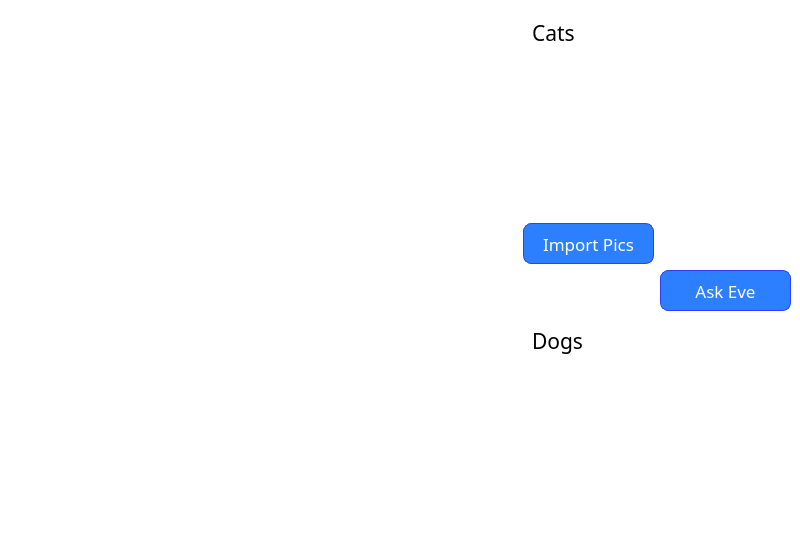
mk3-20/Eve-Classification-Model, file Ui/eve_ui.ui: the form before one commit.
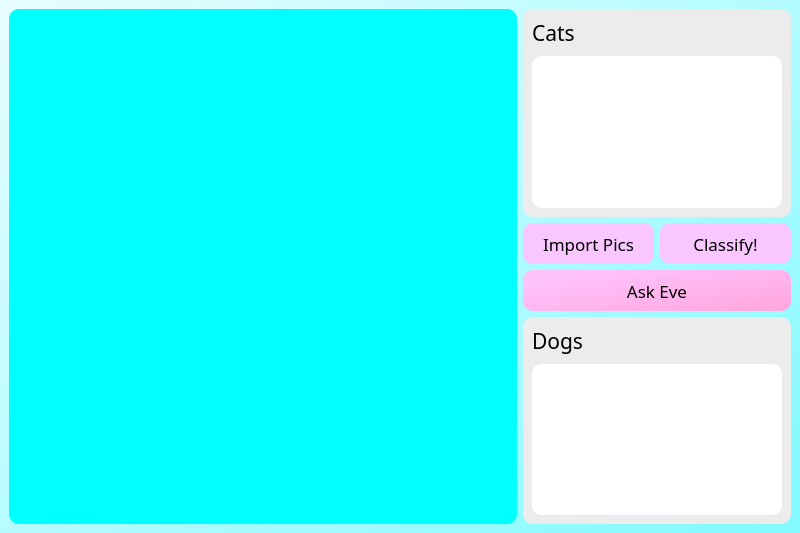
The form after the commit.

Commit message:
select images
Added option with select local images and temporarily shuffle them between the outputs

Patch:
```diff
--- a/Ui/eve_ui.ui
+++ b/Ui/eve_ui.ui
@@ -14,30 +14,32 @@
    <string>MainWindow</string>
   </property>
   <property name="styleSheet">
-   <string notr="true">background-color: rgb(255, 255, 255);</string>
+   <string notr="true">border-radius:10px;
+background-color: qlineargradient(spread:pad, x1:0, y1:0.046, x2:1, y2:0.972, stop:0 rgba(229, 253, 255, 255), stop:0.994318 rgba(131, 250, 255, 255));
+
+
+
+</string>
+  </property>
+  <property name="toolButtonStyle">
+   <enum>Qt::ToolButtonIconOnly</enum>
   </property>
   <widget class="QWidget" name="centralwidget">
-   <layout class="QHBoxLayout" name="horizontalLayout_3">
+   <layout class="QVBoxLayout" name="verticalLayout_4">
     <item>
-     <layout class="QHBoxLayout" name="horizontalLayout_2" stretch="1,0">
+     <layout class="QHBoxLayout" name="horizontalLayout_2" stretch="2,1">
       <item>
        <layout class="QHBoxLayout" name="horizontalLayout">
         <item>
-         <widget class="QWidget" name="widget_input" native="true">
+         <widget class="QLabel" name="label_inputImages">
           <property name="styleSheet">
-           <string notr="true">
-QWidget#widget_input{
-border-radius: 10px;
-border:1px solid purple;
-};
-background-color: rgb(220, 250, 255);
-</string>
+           <string notr="true">background-color: rgb(170, 255, 255);
+background-color: rgb(85, 255, 255);
+background-color: rgb(0, 255, 255);</string>
           </property>
-          <layout class="QVBoxLayout" name="verticalLayout_4">
-           <item>
-            <layout class="QGridLayout" name="gridLayout_cat_2"/>
-           </item>
-          </layout>
+          <property name="text">
+           <string/>
+          </property>
          </widget>
         </item>
        </layout>
@@ -53,11 +55,9 @@
            </size>
           </property>
           <property name="styleSheet">
-           <string notr="true">QWidget#widget_cat{
-border-radius: 10px;
-border:1px solid purple;
-};
+           <string notr="true">
 background-color: rgb(236, 236, 236);
+
 </string>
           </property>
           <layout class="QVBoxLayout" name="verticalLayout" stretch="0,1,100">
@@ -69,6 +69,10 @@
                <pointsize>16</pointsize>
               </font>
              </property>
+             <property name="styleSheet">
+              <string notr="true">background-color: rgba(255, 255, 255,0);
+border:0px;</string>
+             </property>
              <property name="text">
               <string>Cats</string>
              </property>
@@ -88,7 +92,33 @@
             </spacer>
            </item>
            <item>
-            <layout class="QGridLayout" name="gridLayout_cat"/>
+            <widget class="QScrollArea" name="scrollArea_cat">
+             <property name="styleSheet">
+              <string notr="true">background-color: rgb(255, 255, 255);</string>
+             </property>
+             <property name="widgetResizable">
+              <bool>true</bool>
+             </property>
+             <widget class="QWidget" name="scrollAreaWidgetContents_cat">
+              <property name="geometry">
+               <rect>
+                <x>0</x>
+                <y>0</y>
+                <width>252</width>
+                <height>149</height>
+               </rect>
+              </property>
+              <layout class="QVBoxLayout" name="verticalLayout_7">
+               <item>
+                <layout class="QVBoxLayout" name="verticalLayout_cat">
+                 <item>
+                  <layout class="QHBoxLayout" name="horizontalLayout_row1cat"/>
+                 </item>
+                </layout>
+               </item>
+              </layout>
+             </widget>
+            </widget>
            </item>
           </layout>
          </widget>
@@ -111,11 +141,7 @@
             </property>
             <property name="styleSheet">
              <string notr="true">QPushButton {
-color: white;
-background-color: rgb(44, 128, 255);
-border: 1px solid;
-border-radius: 8px;
-	border-color: rgb(51, 61, 255);
+	background-color: rgb(250, 198, 255);
 }
 
 QPushButton:pressed{
@@ -127,32 +153,35 @@
            </widget>
           </item>
           <item row="0" column="1">
-           <spacer name="horizontalSpacer_2">
-            <property name="orientation">
-             <enum>Qt::Horizontal</enum>
-            </property>
-            <property name="sizeHint" stdset="0">
+           <widget class="QPushButton" name="pushButton_classify">
+            <property name="minimumSize">
              <size>
-              <width>40</width>
-              <height>20</height>
+              <width>131</width>
+              <height>41</height>
              </size>
             </property>
-           </spacer>
-          </item>
-          <item row="1" column="0">
-           <spacer name="horizontalSpacer">
-            <property name="orientation">
-             <enum>Qt::Horizontal</enum>
+            <property name="font">
+             <font>
+              <family>Rupee Foradian</family>
+              <pointsize>13</pointsize>
+             </font>
             </property>
-            <property name="sizeHint" stdset="0">
-             <size>
-              <width>40</width>
-              <height>20</height>
-             </size>
+            <property name="styleSheet">
+             <string notr="true">QPushButton {
+	background-color: rgb(250, 198, 255);
+}
+
+QPushButton:pressed{
+	background-color: rgb(253, 238, 255);
+	font: 12pt &quot;Rupee Foradian&quot;;
+}</string>
             </property>
-           </spacer>
+            <property name="text">
+             <string>Classify!</string>
+            </property>
+           </widget>
           </item>
-          <item row="1" column="1">
+          <item row="2" column="0" colspan="2">
            <widget class="QPushButton" name="pushButton_askEve">
             <property name="minimumSize">
              <size>
@@ -168,11 +197,8 @@
             </property>
             <property name="styleSheet">
              <string notr="true">QPushButton {
-color: white;
-background-color: rgb(44, 128, 255);
-border:1px solid;
-	border-color: rgb(51, 61, 255);
-border-radius: 8px;
+
+	background-color: qlineargradient(spread:pad, x1:0.0677273, y1:0.131, x2:0.909, y2:0.921, stop:0.0511364 rgba(255, 195, 252, 255), stop:1 rgba(255, 168, 223, 255));
 }
 
 QPushButton:pressed{
@@ -194,11 +220,10 @@
            </size>
           </property>
           <property name="styleSheet">
-           <string notr="true">QWidget#widget_dog{
-border-radius: 10px;
-border:1px solid purple;
-};
-background-color: rgb(236, 236, 236);</string>
+           <string notr="true">
+background-color: rgb(236, 236, 236);
+
+</string>
           </property>
           <layout class="QVBoxLayout" name="verticalLayout_3" stretch="0,1,100">
            <item>
@@ -209,6 +234,10 @@
                <pointsize>16</pointsize>
               </font>
              </property>
+             <property name="styleSheet">
+              <string notr="true">background-color: rgba(255, 255, 255,0);
+border:0px;</string>
+             </property>
              <property name="text">
               <string>Dogs</string>
              </property>
@@ -228,7 +257,33 @@
             </spacer>
            </item>
            <item>
-            <layout class="QGridLayout" name="gridLayout_dog"/>
+            <widget class="QScrollArea" name="scrollArea_dog">
+             <property name="styleSheet">
+              <string notr="true">background-color: rgb(255, 255, 255);</string>
+             </property>
+             <property name="widgetResizable">
+              <bool>true</bool>
+             </property>
+             <widget class="QWidget" name="scrollAreaWidgetContents_dog">
+              <property name="geometry">
+               <rect>
+                <x>0</x>
+                <y>0</y>
+                <width>252</width>
+                <height>148</height>
+               </rect>
+              </property>
+              <layout class="QVBoxLayout" name="verticalLayout_6">
+               <item>
+                <layout class="QVBoxLayout" name="verticalLayout_dog">
+                 <item>
+                  <layout class="QHBoxLayout" name="horizontalLayout_row1dog"/>
+                 </item>
+                </layout>
+               </item>
+              </layout>
+             </widget>
+            </widget>
            </item>
           </layout>
          </widget>
```
Left out of the diff: 7 changed lines with no effect on the pictures. The commit also changes 5 other files.
